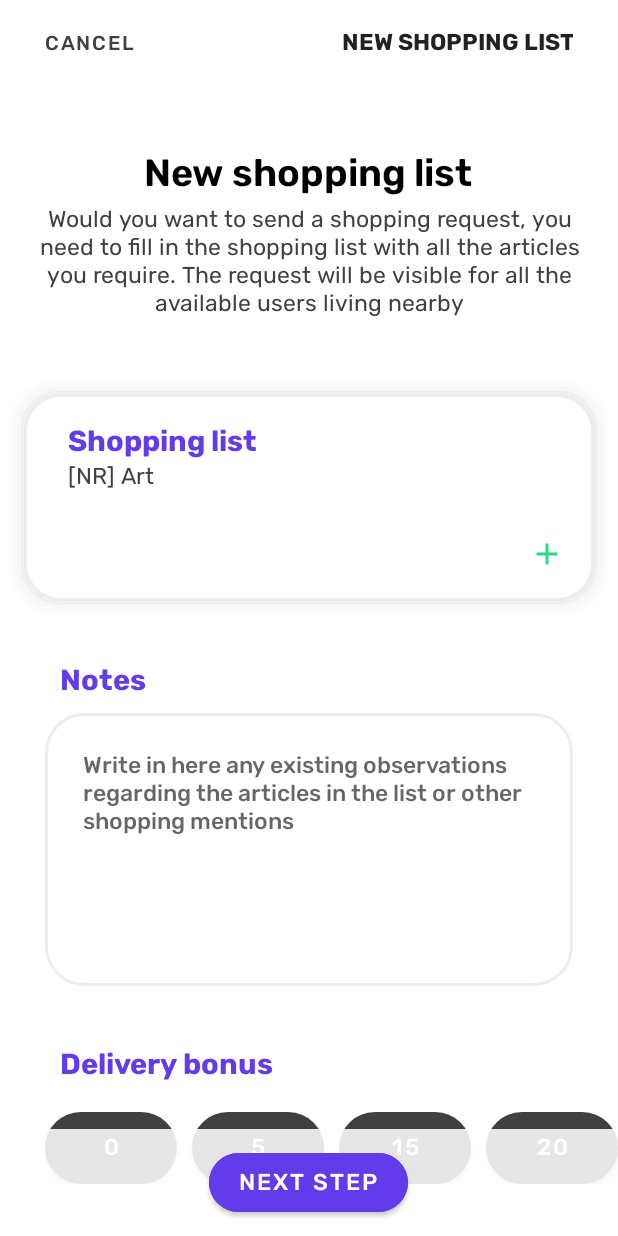
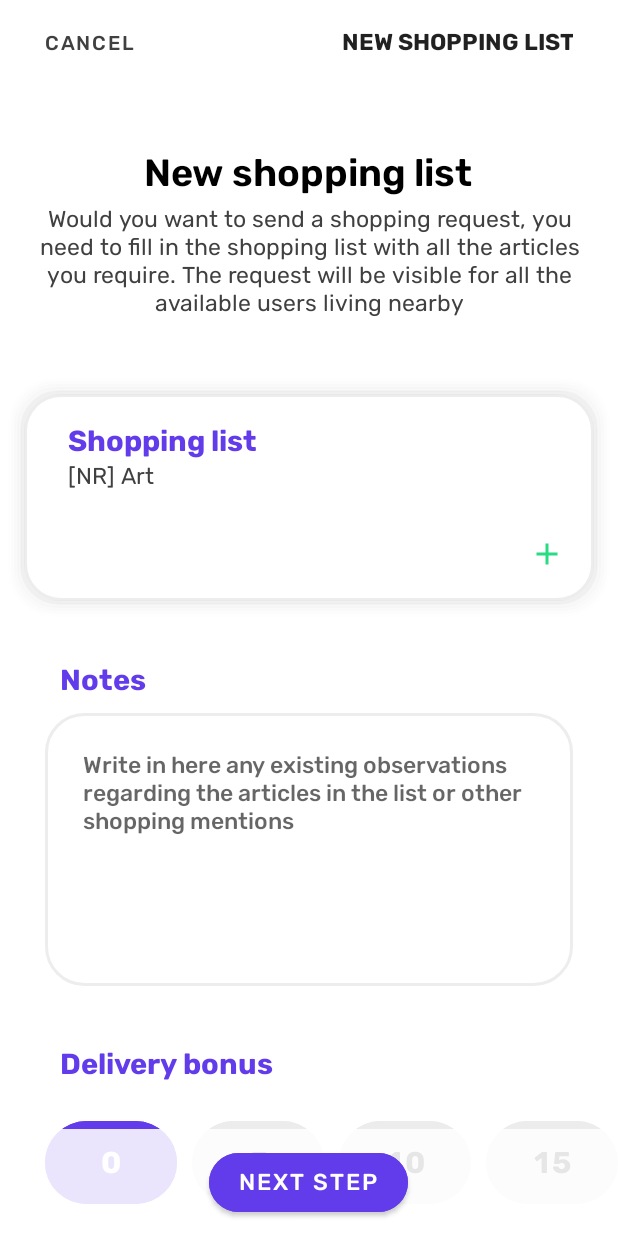
Before and after one commit to wolfOnix/mangofusion, an Android app: the layout activity_create_shopping_list.xml on its own in the app's theme, with its tools: preview values and no code run, on a phone screen of 412 x 824 dp. Run offline under Robolectric (Android 15) with nearby library versions, the phone set to English and light mode, and no system bars.

Commit message:
Bonus Sum and Reason of request implemented. UI Changes. Firebase storage revised

```diff
--- a/app/src/main/java/mangofusion/apps/shopassist/SignUpActivity.kt
+++ b/app/src/main/java/mangofusion/apps/shopassist/SignUpActivity.kt
@@ -57,9 +57,7 @@ class SignUpActivity : AppCompatActivity(), View.OnClickListener, AdapterView.On
         println("Hey")
     }
 
-    override fun onNothingSelected(parent: AdapterView<*>) {
-        // Another interface callback
-    }
+    override fun onNothingSelected(parent: AdapterView<*>) { }
 
     private fun registerUser() {
 
--- a/app/src/main/res/drawable/button_bordered_carbon.xml
+++ b/app/src/main/res/drawable/button_bordered_carbon.xml
@@ -8,20 +8,13 @@
             <corners android:radius="100dp"/>
             <stroke android:color="@color/carbon" android:width="3dp"/>
         </shape>
-    </item>
+    </item>-->
 
     <item>
         <shape android:shape="rectangle">
-            <solid android:color="@color/white"/>
             <corners android:radius="100dp"/>
             <stroke android:color="@color/carbon" android:width="3dp"/>
         </shape>
-    </item>-->
-
-    <item android:drawable="@drawable/button_bordered_carbon_pressed"
-        android:state_pressed="true" />
-    <item android:drawable="@drawable/button_bordered_carbon_focused"
-        android:state_focused="true" />
-    <item android:drawable="@drawable/button_bordered_carbon_default" />
+    </item>
 
 </selector>
--- a/app/src/main/res/drawable/button_bordered_carbon_default.xml
+++ /dev/null
@@ -1,13 +0,0 @@
-<?xml version="1.0" encoding="utf-8"?>
-
-<selector xmlns:android="http://schemas.android.com/apk/res/android">
-
-    <item>
-        <shape android:shape="rectangle">
-            <solid android:color="@color/white"/>
-            <corners android:radius="100dp"/>
-            <stroke android:color="@color/white" android:width="3dp"/>
-        </shape>
-    </item>
-
-</selector>
--- a/app/src/main/res/drawable/button_bordered_carbon_focused.xml
+++ /dev/null
@@ -1,13 +0,0 @@
-<?xml version="1.0" encoding="utf-8"?>
-
-<selector xmlns:android="http://schemas.android.com/apk/res/android">
-
-    <item android:state_pressed="true">
-        <shape android:shape="rectangle">
-            <solid android:color="@color/carbon"/>
-            <corners android:radius="100dp"/>
-            <stroke android:color="@color/carbon" android:width="3dp"/>
-        </shape>
-    </item>
-
-</selector>
--- a/app/src/main/res/drawable/button_bordered_carbon_pressed.xml
+++ /dev/null
@@ -1,13 +0,0 @@
-<?xml version="1.0" encoding="utf-8"?>
-
-<selector xmlns:android="http://schemas.android.com/apk/res/android">
-
-    <item android:state_pressed="true">
-        <shape android:shape="rectangle">
-            <solid android:color="@color/carbon"/>
-            <corners android:radius="100dp"/>
-            <stroke android:color="@color/carbon" android:width="3dp"/>
-        </shape>
-    </item>
-
-</selector>
--- a/app/src/main/res/drawable/ic_baseline_edit_24.xml
+++ b/app/src/main/res/drawable/ic_baseline_edit_24.xml
@@ -3,8 +3,8 @@
     android:height="24dp"
     android:viewportWidth="24"
     android:viewportHeight="24"
-    android:tint="?attr/colorControlNormal">
+    android:tint="@color/magenta">
   <path
-      android:fillColor="@android:color/white"
+      android:fillColor="@color/magenta"
       android:pathData="M3,17.25V21h3.75L17.81,9.94l-3.75,-3.75L3,17.25zM20.71,7.04c0.39,-0.39 0.39,-1.02 0,-1.41l-2.34,-2.34c-0.39,-0.39 -1.02,-0.39 -1.41,0l-1.83,1.83 3.75,3.75 1.83,-1.83z"/>
 </vector>
--- a/app/src/main/res/drawable/input_text_background.xml
+++ b/app/src/main/res/drawable/input_text_background.xml
@@ -4,7 +4,7 @@
 
     <item android:state_enabled="true" android:state_focused="false">
         <shape android:shape="rectangle">
-            <solid android:color="#ECECECEC"/> <!-- The colour will be anyway changed in the @style -->
+            <solid android:color="@color/carbon10P"/> <!-- The colour will be anyway changed in the @style -->
             <corners android:radius="25dp"/>
             <stroke android:color="@color/transparent" android:width="3dp"/>
         </shape>
@@ -14,7 +14,7 @@
         <shape android:shape="rectangle">
             <solid android:color="@color/transparent"/> <!-- The colour will be anyway changed in the @style -->
             <corners android:radius="25dp"/>
-            <stroke android:color="#ECECECEC" android:width="2dp"/>
+            <stroke android:color="@color/carbon10P" android:width="2dp"/>
         </shape>
     </item>
 
--- a/app/src/main/res/layout/activity_create_shopping_list.xml
+++ b/app/src/main/res/layout/activity_create_shopping_list.xml
@@ -227,27 +227,29 @@
                         tools:ignore="RtlSymmetry">
 
                         <Button
+                            android:id="@+id/btn_bonus_0"
                             style="@style/button_bordered"
+                            android:backgroundTint="@color/purple"
+                            android:textColor="@color/white"
                             android:layout_width="wrap_content"
                             android:layout_height="wrap_content"
                             android:layout_marginEnd="10dp"
                             android:layout_marginBottom="0dp"
-                            android:background="@drawable/button_bordered_carbon"
+                            android:gravity="center"
                             android:checked="false"
                             android:text="0"
-                            app:iconTint="#00FFFFFF"
                             app:layout_constraintBottom_toBottomOf="parent"
                             app:layout_constraintEnd_toEndOf="parent"
                             app:layout_constraintStart_toStartOf="parent"
                             tools:ignore="HardcodedText" />
 
                         <Button
+                            android:id="@+id/btn_bonus_5"
                             style="@style/button_bordered"
                             android:layout_width="wrap_content"
                             android:layout_height="wrap_content"
                             android:layout_marginEnd="10dp"
                             android:layout_marginBottom="0dp"
-                            android:background="@drawable/button_bordered_carbon"
                             android:checked="false"
                             android:text="5"
                             app:layout_constraintBottom_toBottomOf="parent"
@@ -256,12 +258,26 @@
                             tools:ignore="HardcodedText" />
 
                         <Button
+                            android:id="@+id/btn_bonus_10"
                             style="@style/button_bordered"
                             android:layout_width="wrap_content"
                             android:layout_height="wrap_content"
                             android:layout_marginEnd="10dp"
                             android:layout_marginBottom="0dp"
-                            android:background="@drawable/button_bordered_carbon"
+                            android:checked="false"
+                            android:text="10"
+                            app:layout_constraintBottom_toBottomOf="parent"
+                            app:layout_constraintEnd_toEndOf="parent"
+                            app:layout_constraintStart_toStartOf="parent"
+                            tools:ignore="HardcodedText" />
+
+                        <Button
+                            android:id="@+id/btn_bonus_15"
+                            style="@style/button_bordered"
+                            android:layout_width="wrap_content"
+                            android:layout_height="wrap_content"
+                            android:layout_marginEnd="10dp"
+                            android:layout_marginBottom="0dp"
                             android:checked="false"
                             android:text="15"
                             app:layout_constraintBottom_toBottomOf="parent"
@@ -270,28 +286,14 @@
                             tools:ignore="HardcodedText" />
 
                         <Button
+                            android:id="@+id/btn_bonus_20"
                             style="@style/button_bordered"
                             android:layout_width="wrap_content"
                             android:layout_height="wrap_content"
                             android:layout_marginEnd="10dp"
                             android:layout_marginBottom="0dp"
-                            android:background="@drawable/button_bordered_carbon"
                             android:checked="false"
                             android:text="20"
-                            app:layout_constraintBottom_toBottomOf="parent"
-                            app:layout_constraintEnd_toEndOf="parent"
-                            app:layout_constraintStart_toStartOf="parent"
-                            tools:ignore="HardcodedText" />
-
-                        <Button
-                            style="@style/button_bordered"
-                            android:layout_width="wrap_content"
-                            android:layout_height="wrap_content"
-                            android:layout_marginEnd="10dp"
-                            android:layout_marginBottom="0dp"
-                            android:background="@drawable/button_bordered_carbon"
-                            android:checked="false"
-                            android:text="30"
                             app:layout_constraintBottom_toBottomOf="parent"
                             app:layout_constraintEnd_toEndOf="parent"
                             app:layout_constraintStart_toStartOf="parent"
@@ -320,6 +322,7 @@
             </LinearLayout>
 
             <LinearLayout
+                android:id="@+id/lnly_adapter"
                 android:layout_width="match_parent"
                 android:layout_height="wrap_content"
                 android:layout_marginTop="20dp"
--- a/app/src/main/res/values-v23/themes.xml
+++ b/app/src/main/res/values-v23/themes.xml
@@ -3,9 +3,9 @@
 
     <style name="Theme.ShopAssist" parent="Theme.MaterialComponents.DayNight.NoActionBar">
         <!-- Primary brand color. -->
-        <item name="colorPrimary">@color/carbon</item>
-        <item name="colorPrimaryVariant">@color/carbon</item> <!-- Not set yet -->
-        <item name="colorOnPrimary">@color/carbon</item>
+        <item name="colorPrimary">@color/white</item>
+        <item name="colorPrimaryVariant">@color/white</item> <!-- Not set yet -->
+        <item name="colorOnPrimary">@color/white</item>
         <!-- Secondary brand color. -->
         <item name="colorSecondary">@color/magenta</item>
         <item name="colorSecondaryVariant">@color/secondmagenta</item> <!-- Not set yet -->
--- a/app/src/main/res/values-v28/styles.xml
+++ b/app/src/main/res/values-v28/styles.xml
@@ -31,15 +31,16 @@
         <item name="android:stateListAnimator">@null</item>
     </style>
 
-    <style name="button_bordered">
-        <item name="android:textSize">15sp</item>
+    <style name="button_bordered" parent="@style/button_main">
+        <item name="android:textSize">20sp</item>
         <item name="cornerRadius">100dp</item>
-        <item name="android:backgroundTint">@color/purple</item>
-        <item name="android:fontFamily">@font/rubik_medium</item>
+        <item name="android:backgroundTint">@color/carbon10P</item>
+        <item name="android:fontFamily">@font/rubik_bold</item>
         <item name="android:hapticFeedbackEnabled">true</item>
         <item name="android:textAllCaps">true</item>
-        <item name="android:padding">5dp</item>
-        <item name="android:textColor">@color/white</item>
+        <item name="android:padding">15dp</item>
+        <item name="android:textColor">@color/carbon</item>
+        <item name="android:stateListAnimator">@null</item>
     </style>
 
     <style name="button_gray" parent="@style/Widget.MaterialComponents.Button">
@@ -54,7 +55,7 @@
         <item name="android:stateListAnimator">@null</item>
     </style>
 
-    <style name="button_text" parent="@style/Widget.MaterialComponents.TextView">
+    <style name="button_text" parent="@style/Widget.AppCompat.TextView">
         <item name="android:textSize">15sp</item>
         <item name="android:fontFamily">@font/rubik_medium</item>
         <item name="android:stateListAnimator">@null</item>
@@ -62,8 +63,7 @@
         <item name="android:paddingRight">20dp</item>
         <item name="android:paddingTop">10dp</item>
         <item name="android:paddingBottom">10dp</item>
-        <item name="android:backgroundTint">@color/transparent</item>
-        <item name="android:color">@color/carbon</item>
+        <item name="android:textColor">@color/carbon</item>
         <item name="android:gravity">left|center</item>
     </style>
 
--- a/app/src/main/res/values/colors.xml
+++ b/app/src/main/res/values/colors.xml
@@ -11,4 +11,5 @@
     <color name="gray">#707070</color>
     <color name="black">#000000</color>
     <color name="transparent">#00000000</color>
+    <color name="carbon10P">#ECECECEC</color>
 </resources>
```
Also changed, not shown: app/src/main/java/mangofusion/apps/shopassist/CreateShoppingList.kt (+47 -33 lines), app/src/main/java/mangofusion/apps/shopassist/ShoppingList.kt (+12 -3 lines).
